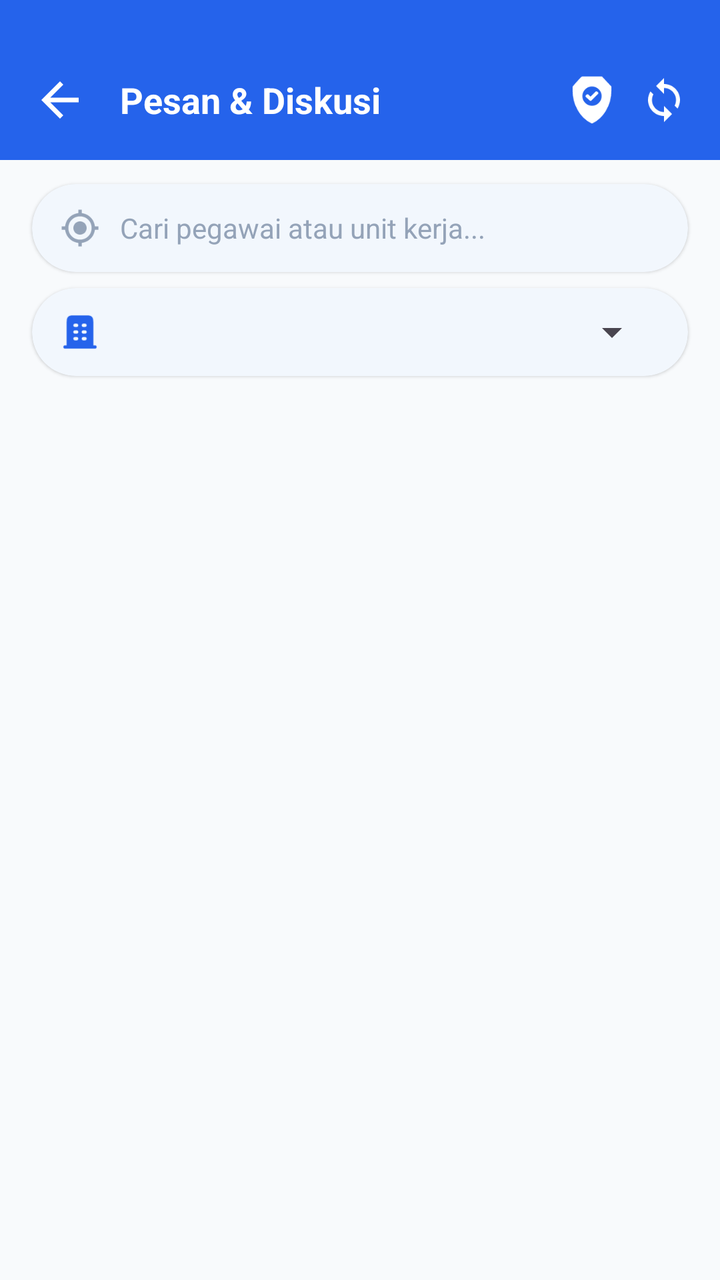
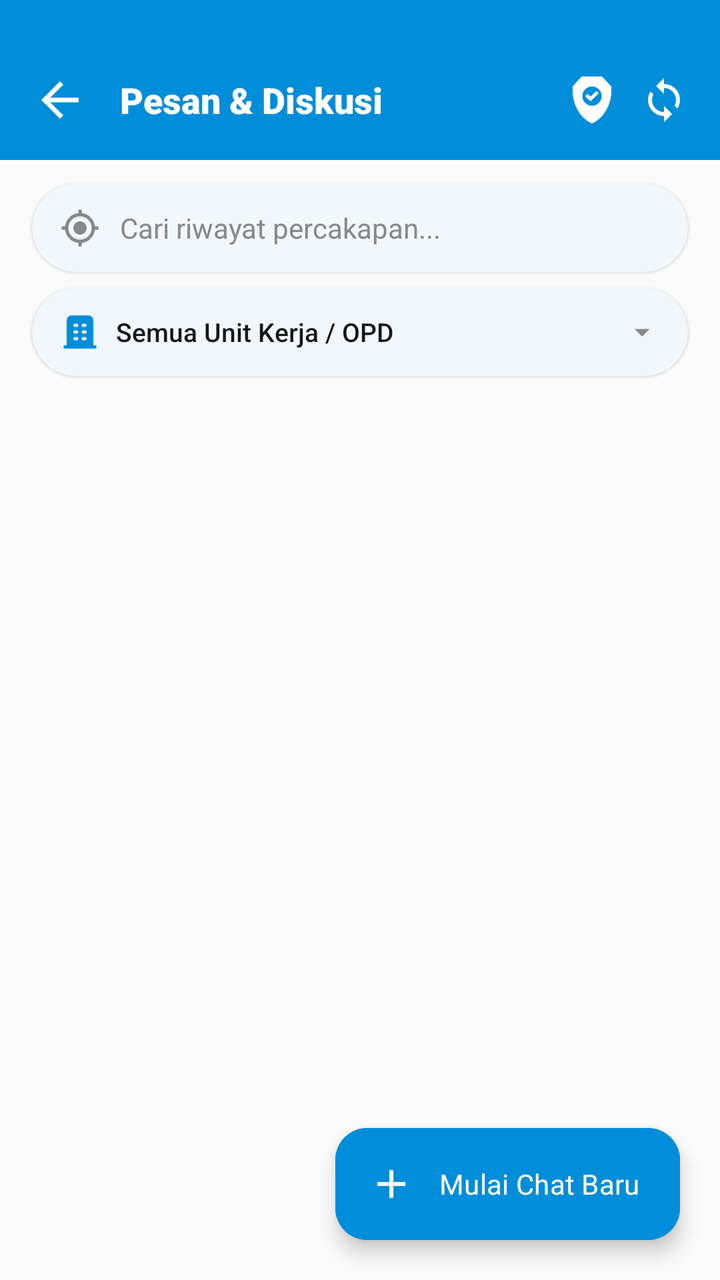

Two renders of the same Android screen: before a commit and after it. Below are the layout's source before the change and the commit's diff.
<!-- AndroidManifest.xml: application theme Theme.AppPemko -->
<!-- res/layout/activity_chat_list.xml -->
<?xml version="1.0" encoding="utf-8"?>
<LinearLayout xmlns:android="http://schemas.android.com/apk/res/android"
    xmlns:app="http://schemas.android.com/apk/res-auto"
    android:layout_width="match_parent"
    android:layout_height="match_parent"
    android:background="#F8FAFC"
    android:orientation="vertical">

    
    <LinearLayout
        android:layout_width="match_parent"
        android:layout_height="wrap_content"
        android:background="#2563EB"
        android:orientation="horizontal"
        android:paddingHorizontal="16dp"
        android:paddingTop="36dp"
        android:paddingBottom="16dp"
        android:gravity="center_vertical">

        <ImageView
            android:id="@+id/ivBackChatList"
            android:layout_width="28dp"
            android:layout_height="28dp"
            android:src="@drawable/ic_arrow_back"
            app:tint="#FFFFFF"
            android:background="?attr/selectableItemBackgroundBorderless"
            android:clickable="true"
            android:focusable="true"
            android:contentDescription="Kembali"/>

        <TextView
            android:layout_width="0dp"
            android:layout_height="wrap_content"
            android:layout_weight="1"
            android:layout_marginStart="16dp"
            android:text="Pesan &amp; Diskusi"
            android:textColor="#FFFFFF"
            android:textSize="18sp"
            android:textStyle="bold"/>

        <ImageView
            android:id="@+id/ivPrivacyChatList"
            android:layout_width="24dp"
            android:layout_height="24dp"
            android:layout_marginEnd="12dp"
            android:src="@drawable/ic_privasi"
            app:tint="#FFFFFF"
            android:background="?attr/selectableItemBackgroundBorderless"
            android:clickable="true"
            android:focusable="true"
            android:contentDescription="Privasi Kontak"/>

        <ImageView
            android:id="@+id/ivRefreshChatList"
            android:layout_width="24dp"
            android:layout_height="24dp"
            android:src="@drawable/ic_sync2"
            app:tint="#FFFFFF"
            android:background="?attr/selectableItemBackgroundBorderless"
            android:clickable="true"
            android:focusable="true"
            android:contentDescription="Refresh"/>
    </LinearLayout>

    
    <com.google.android.material.card.MaterialCardView
        android:layout_width="match_parent"
        android:layout_height="44dp"
        android:layout_marginHorizontal="16dp"
        android:layout_marginTop="12dp"
        android:layout_marginBottom="8dp"
        app:cardCornerRadius="22dp"
        app:cardElevation="1dp"
        app:strokeWidth="0dp">

        <LinearLayout
            android:layout_width="match_parent"
            android:layout_height="match_parent"
            android:gravity="center_vertical"
            android:orientation="horizontal"
            android:paddingHorizontal="14dp">

            <ImageView
                android:layout_width="20dp"
                android:layout_height="20dp"
                android:src="@drawable/ic_search_location"
                app:tint="#94A3B8"/>

            <EditText
                android:id="@+id/etSearchChat"
                android:layout_width="match_parent"
                android:layout_height="match_parent"
                android:layout_marginStart="10dp"
                android:background="@null"
                android:hint="Cari pegawai atau unit kerja..."
                android:textColor="#1E293B"
                android:textColorHint="#94A3B8"
                android:textSize="14sp"
                android:inputType="text"/>
        </LinearLayout>
    </com.google.android.material.card.MaterialCardView>

    
    <com.google.android.material.card.MaterialCardView
        android:layout_width="match_parent"
        android:layout_height="44dp"
        android:layout_marginHorizontal="16dp"
        android:layout_marginBottom="8dp"
        app:cardCornerRadius="22dp"
        app:cardElevation="1dp"
        app:strokeWidth="0dp">

        <LinearLayout
            android:layout_width="match_parent"
            android:layout_height="match_parent"
            android:gravity="center_vertical"
            android:orientation="horizontal"
            android:paddingHorizontal="14dp">

            <ImageView
                android:layout_width="20dp"
                android:layout_height="20dp"
                android:src="@drawable/ic_locasi_office"
                app:tint="#2563EB"
                android:contentDescription="Unit Kerja / OPD"/>

            <Spinner
                android:id="@+id/spOpdFilter"
                android:layout_width="match_parent"
                android:layout_height="match_parent"
                android:layout_marginStart="8dp"
                android:spinnerMode="dropdown"/>
        </LinearLayout>
    </com.google.android.material.card.MaterialCardView>

    <FrameLayout
        android:layout_width="match_parent"
        android:layout_height="match_parent">

        <androidx.recyclerview.widget.RecyclerView
            android:id="@+id/rvChatList"
            android:layout_width="match_parent"
            android:layout_height="match_parent"
            android:clipToPadding="false"
            android:paddingVertical="8dp"/>

        <ProgressBar
            android:id="@+id/pbChatList"
            android:layout_width="wrap_content"
            android:layout_height="wrap_content"
            android:layout_gravity="center"/>

        <TextView
            android:id="@+id/tvEmptyChatList"
            android:layout_width="wrap_content"
            android:layout_height="wrap_content"
            android:layout_gravity="center"
            android:textColor="#94A3B8"
            android:textSize="14sp"
            android:visibility="gone"
            android:text="Tidak ada kontak ditemukan"/>
    </FrameLayout>
</LinearLayout>
<!-- resources referenced by this layout -->
<resources>
  <!-- drawable ic_arrow_back (drawable) -->
  <?xml version="1.0" encoding="utf-8"?>
  <vector xmlns:android="http://schemas.android.com/apk/res/android"
      android:width="24dp"
      android:height="24dp"
      android:viewportWidth="24"
      android:viewportHeight="24">
      <path
          android:fillColor="#FFFFFFFF"
          android:pathData="M20,11H7.83l5.59,-5.59L12,4l-8,8 8,8 1.41,-1.41L7.83,13H20v-2z" />
  </vector>
  <style name="Theme.AppPemko" parent="Base.Theme.AppPemko">
          <item name="android:textColor">@color/text_primary</item>
      </style>
  <color name="biru">#008DDA</color>
  <color name="text_primary">#171717</color>
  <color name="primary_brand">#0869D8</color>
  <color name="on_primary_brand">#FFFFFF</color>
  <color name="brand_secondary">#E91E63</color>
  <color name="white">#FFFFFF</color>
  <color name="surface_main">#FFFFFF</color>
  <color name="surface_variant">#F4F4F4</color>
  <color name="text_secondary">#454545</color>
  <color name="background_main">#FBFBFB</color>
  <!-- unchanged entries left out for length: 6 -->
</resources>

<!-- the commit's change to res/layout/activity_chat_list.xml (unified diff, before → after) -->
@@ -3,14 +3,14 @@
     xmlns:app="http://schemas.android.com/apk/res-auto"
     android:layout_width="match_parent"
     android:layout_height="match_parent"
-    android:background="#F8FAFC"
+    android:background="@color/background_main"
     android:orientation="vertical">
 
     
     <LinearLayout
         android:layout_width="match_parent"
         android:layout_height="wrap_content"
-        android:background="#2563EB"
+        android:background="@color/biru"
         android:orientation="horizontal"
         android:paddingHorizontal="16dp"
         android:paddingTop="36dp"
@@ -22,7 +22,7 @@
             android:layout_width="28dp"
             android:layout_height="28dp"
             android:src="@drawable/ic_arrow_back"
-            app:tint="#FFFFFF"
+            app:tint="@color/putih"
             android:background="?attr/selectableItemBackgroundBorderless"
             android:clickable="true"
             android:focusable="true"
@@ -34,9 +34,9 @@
             android:layout_weight="1"
             android:layout_marginStart="16dp"
             android:text="Pesan &amp; Diskusi"
-            android:textColor="#FFFFFF"
+            android:textColor="@color/putih"
             android:textSize="18sp"
-            android:textStyle="bold"/>
+            android:fontFamily="sans-serif-black"/>
 
         <ImageView
             android:id="@+id/ivPrivacyChatList"
@@ -44,7 +44,7 @@
             android:layout_height="24dp"
             android:layout_marginEnd="12dp"
             android:src="@drawable/ic_privasi"
-            app:tint="#FFFFFF"
+            app:tint="@color/putih"
             android:background="?attr/selectableItemBackgroundBorderless"
             android:clickable="true"
             android:focusable="true"
@@ -55,12 +55,77 @@
             android:layout_width="24dp"
             android:layout_height="24dp"
             android:src="@drawable/ic_sync2"
-            app:tint="#FFFFFF"
+            app:tint="@color/putih"
             android:background="?attr/selectableItemBackgroundBorderless"
             android:clickable="true"
             android:focusable="true"
             android:contentDescription="Refresh"/>
     </LinearLayout>
+
+    
+    <com.google.android.material.card.MaterialCardView
+        android:id="@+id/cvMonitoringBanner"
+        android:layout_width="match_parent"
+        android:layout_height="wrap_content"
+        android:layout_marginHorizontal="16dp"
+        android:layout_marginTop="12dp"
+        app:cardCornerRadius="16dp"
+        app:cardElevation="2dp"
+        app:strokeWidth="1dp"
+        app:strokeColor="#C7D2FE"
+        app:cardBackgroundColor="#EEF2FF"
+        android:visibility="gone"
+        android:clickable="true"
+        android:focusable="true">
+
+        <LinearLayout
+            android:layout_width="match_parent"
+            android:layout_height="wrap_content"
+            android:gravity="center_vertical"
+            android:orientation="horizontal"
+            android:padding="12dp">
+
+            <ImageView
+                android:layout_width="32dp"
+                android:layout_height="32dp"
+                android:src="@drawable/ic_document_scanner"
+                app:tint="#3730A3"
+                android:contentDescription="Monitoring"/>
+
+            <LinearLayout
+                android:layout_width="0dp"
+                android:layout_height="wrap_content"
+                android:layout_weight="1"
+                android:layout_marginStart="12dp"
+                android:orientation="vertical">
+
+                <TextView
+                    android:layout_width="wrap_content"
+                    android:layout_height="wrap_content"
+                    android:text="Halaman Monitoring Sistem"
+                    android:textColor="#3730A3"
+                    android:textSize="14sp"
+                    android:fontFamily="sans-serif-black"/>
+
+                <TextView
+                    android:layout_width="wrap_content"
+                    android:layout_height="wrap_content"
+                    android:layout_marginTop="2dp"
+                    android:text="Pantau seluruh riwayat obrolan pegawai Pemko"
+                    android:textColor="#4338CA"
+                    android:textSize="12sp"
+                    android:fontFamily="sans-serif"/>
+            </LinearLayout>
+
+            <ImageView
+                android:layout_width="20dp"
+                android:layout_height="20dp"
+                android:src="@drawable/ic_arrow_back"
+                android:rotation="180"
+                app:tint="#3730A3"
+                android:contentDescription="Buka Monitoring"/>
+        </LinearLayout>
+    </com.google.android.material.card.MaterialCardView>
 
     
     <com.google.android.material.card.MaterialCardView
@@ -84,7 +149,8 @@
                 android:layout_width="20dp"
                 android:layout_height="20dp"
                 android:src="@drawable/ic_search_location"
-                app:tint="#94A3B8"/>
+                app:tint="@color/text_hint"
+                android:contentDescription="Cari"/>
 
             <EditText
                 android:id="@+id/etSearchChat"
@@ -92,23 +158,27 @@
                 android:layout_height="match_parent"
                 android:layout_marginStart="10dp"
                 android:background="@null"
-                android:hint="Cari pegawai atau unit kerja..."
-                android:textColor="#1E293B"
-                android:textColorHint="#94A3B8"
+                android:hint="Cari riwayat percakapan..."
+                android:textColor="@color/text_primary"
+                android:textColorHint="@color/text_hint"
                 android:textSize="14sp"
+                android:fontFamily="sans-serif"
                 android:inputType="text"/>
         </LinearLayout>
     </com.google.android.material.card.MaterialCardView>
 
     
     <com.google.android.material.card.MaterialCardView
+        android:id="@+id/cvOpdFilterSelector"
         android:layout_width="match_parent"
         android:layout_height="44dp"
         android:layout_marginHorizontal="16dp"
         android:layout_marginBottom="8dp"
         app:cardCornerRadius="22dp"
         app:cardElevation="1dp"
-        app:strokeWidth="0dp">
+        app:strokeWidth="0dp"
+        android:clickable="true"
+        android:focusable="true">
 
         <LinearLayout
             android:layout_width="match_parent"
@@ -121,15 +191,28 @@
                 android:layout_width="20dp"
                 android:layout_height="20dp"
                 android:src="@drawable/ic_locasi_office"
-                app:tint="#2563EB"
+                app:tint="@color/biru"
                 android:contentDescription="Unit Kerja / OPD"/>
 
-            <Spinner
-                android:id="@+id/spOpdFilter"
-                android:layout_width="match_parent"
-                android:layout_height="match_parent"
+            <TextView
+                android:id="@+id/tvSelectedOpdFilterName"
+                android:layout_width="0dp"
+                android:layout_height="wrap_content"
+                android:layout_weight="1"
                 android:layout_marginStart="8dp"
-                android:spinnerMode="dropdown"/>
+                android:text="Semua Unit Kerja / OPD"
+                android:textColor="@color/text_primary"
+                android:textSize="13sp"
+                android:fontFamily="sans-serif-medium"
+                android:maxLines="1"
+                android:ellipsize="end"/>
+
+            <ImageView
+                android:layout_width="18dp"
+                android:layout_height="18dp"
+                android:src="@drawable/ic_arrow_down"
+                app:tint="@color/text_hint"
+                android:contentDescription="Pilih OPD"/>
         </LinearLayout>
     </com.google.android.material.card.MaterialCardView>
 
@@ -150,14 +233,58 @@
             android:layout_height="wrap_content"
             android:layout_gravity="center"/>
 
-        <TextView
-            android:id="@+id/tvEmptyChatList"
+        
+        <LinearLayout
+            android:id="@+id/llEmptyChatState"
+            android:layout_width="match_parent"
+            android:layout_height="wrap_content"
+            android:layout_gravity="center"
+            android:gravity="center"
+            android:orientation="vertical"
+            android:paddingHorizontal="32dp"
+            android:visibility="gone">
+
+            <ImageView
+                android:layout_width="72dp"
+                android:layout_height="72dp"
+                android:src="@drawable/ic_mail"
+                app:tint="@color/text_hint"
+                android:contentDescription="Pesan Kosong"/>
+
+            <TextView
+                android:layout_width="wrap_content"
+                android:layout_height="wrap_content"
+                android:layout_marginTop="16dp"
+                android:text="Belum Ada Riwayat Percakapan"
+                android:textColor="@color/text_primary"
+                android:textSize="16sp"
+                android:fontFamily="sans-serif-black"/>
+
+            <TextView
+                android:layout_width="wrap_content"
+                android:layout_height="wrap_content"
+                android:layout_marginTop="6dp"
+                android:gravity="center"
+                android:text="Anda belum pernah melakukan komunikasi. Tekan tombol 'Mulai Chat Baru' di bawah untuk mengirim pesan ke rekan kerja."
+                android:textColor="@color/text_secondary"
+                android:textSize="13sp"
+                android:fontFamily="sans-serif"/>
+        </LinearLayout>
+
+        
+        <com.google.android.material.floatingactionbutton.ExtendedFloatingActionButton
+            android:id="@+id/btnNewChatFab"
             android:layout_width="wrap_content"
             android:layout_height="wrap_content"
-            android:layout_gravity="center"
-            android:textColor="#94A3B8"
+            android:layout_gravity="bottom|end"
+            android:layout_margin="20dp"
+            android:text="Mulai Chat Baru"
+            android:textColor="@color/putih"
             android:textSize="14sp"
-            android:visibility="gone"
-            android:text="Tidak ada kontak ditemukan"/>
+            android:fontFamily="sans-serif-bold"
+            app:icon="@drawable/ic_baseline_add"
+            app:iconTint="@color/putih"
+            android:backgroundTint="@color/biru"/>
+
     </FrameLayout>
 </LinearLayout>
<!-- resource entries referenced after the edit -->
@@ -11,10 +11,40 @@
           android:fillColor="#FFFFFFFF"
           android:pathData="M20,11H7.83l5.59,-5.59L12,4l-8,8 8,8 1.41,-1.41L7.83,13H20v-2z" />
   </vector>
+  <!-- drawable ic_arrow_down (drawable) -->
+  <vector android:height="24dp" android:tint="@color/biru"
+      android:viewportHeight="24" android:viewportWidth="24"
+      android:width="24dp" xmlns:android="http://schemas.android.com/apk/res/android">
+      <path android:fillColor="@android:color/white" android:pathData="M7,10l5,5 5,-5z"/>
+  </vector>
+  <!-- drawable ic_baseline_add (drawable) -->
+  <vector xmlns:android="http://schemas.android.com/apk/res/android"
+      android:width="24dp"
+      android:height="24dp"
+      android:viewportWidth="24"
+      android:viewportHeight="24">
+    <path
+        android:fillColor="#FF000000"
+        android:pathData="M19,13h-6v6h-2v-6H5v-2h6V5h2v6h6v2z"/>
+  </vector>
+  <!-- drawable ic_document_scanner (drawable) -->
+  <vector android:height="24dp"
+      android:viewportHeight="24" android:viewportWidth="24"
+      android:width="24dp" xmlns:android="http://schemas.android.com/apk/res/android">
+      <path android:fillColor="@color/font" android:pathData="M7,3H4v3H2V1h5V3zM22,6V1h-5v2h3v3H22zM7,21H4v-3H2v5h5V21zM20,18v3h-3v2h5v-5H20zM19,18c0,1.1 -0.9,2 -2,2H7c-1.1,0 -2,-0.9 -2,-2V6c0,-1.1 0.9,-2 2,-2h10c1.1,0 2,0.9 2,2V18zM15,8H9v2h6V8zM15,11H9v2h6V11zM15,14H9v2h6V14z"/>
+  </vector>
+  <!-- drawable ic_mail (drawable) -->
+  <vector android:height="40dp" android:viewportHeight="24"
+      android:viewportWidth="24" android:width="40dp" xmlns:android="http://schemas.android.com/apk/res/android">
+      <path android:fillColor="@color/biru" android:fillType="evenOdd" android:pathData="M5.968,4H18.032C18.471,4 18.849,4 19.162,4.021C19.492,4.044 19.822,4.093 20.148,4.228C20.883,4.533 21.467,5.117 21.772,5.852C21.907,6.178 21.956,6.508 21.979,6.838C22,7.151 22,7.529 22,7.968V16.032C22,16.471 22,16.849 21.979,17.162C21.956,17.492 21.907,17.822 21.772,18.148C21.467,18.883 20.883,19.467 20.148,19.772C19.822,19.907 19.492,19.956 19.162,19.979C18.849,20 18.471,20 18.032,20H5.968C5.529,20 5.151,20 4.838,19.979C4.508,19.956 4.178,19.907 3.852,19.772C3.117,19.467 2.533,18.883 2.228,18.148C2.093,17.822 2.044,17.492 2.021,17.162C2,16.849 2,16.471 2,16.032V7.968C2,7.529 2,7.151 2.021,6.838C2.044,6.508 2.093,6.178 2.228,5.852C2.533,5.117 3.117,4.533 3.852,4.228C4.178,4.093 4.508,4.044 4.838,4.021C5.151,4 5.529,4 5.968,4ZM4.317,6.278C4.681,5.862 5.313,5.82 5.729,6.184L11.342,11.095C11.719,11.425 12.281,11.425 12.658,11.095L18.271,6.184C18.687,5.82 19.319,5.862 19.683,6.278C20.046,6.693 20.004,7.325 19.588,7.689L13.976,12.6C12.844,13.59 11.156,13.59 10.024,12.6L4.412,7.689C3.996,7.325 3.954,6.693 4.317,6.278Z"/>
+  </vector>
   <style name="Theme.AppPemko" parent="Base.Theme.AppPemko">
           <item name="android:textColor">@color/text_primary</item>
       </style>
+  <color name="font">#454545</color>
   <color name="biru">#008DDA</color>
+  <color name="putih">#FFFFFF</color>
+  <color name="text_hint">#87888c</color>
   <color name="text_primary">#171717</color>
   <color name="primary_brand">#0869D8</color>
   <color name="on_primary_brand">#FFFFFF</color>
